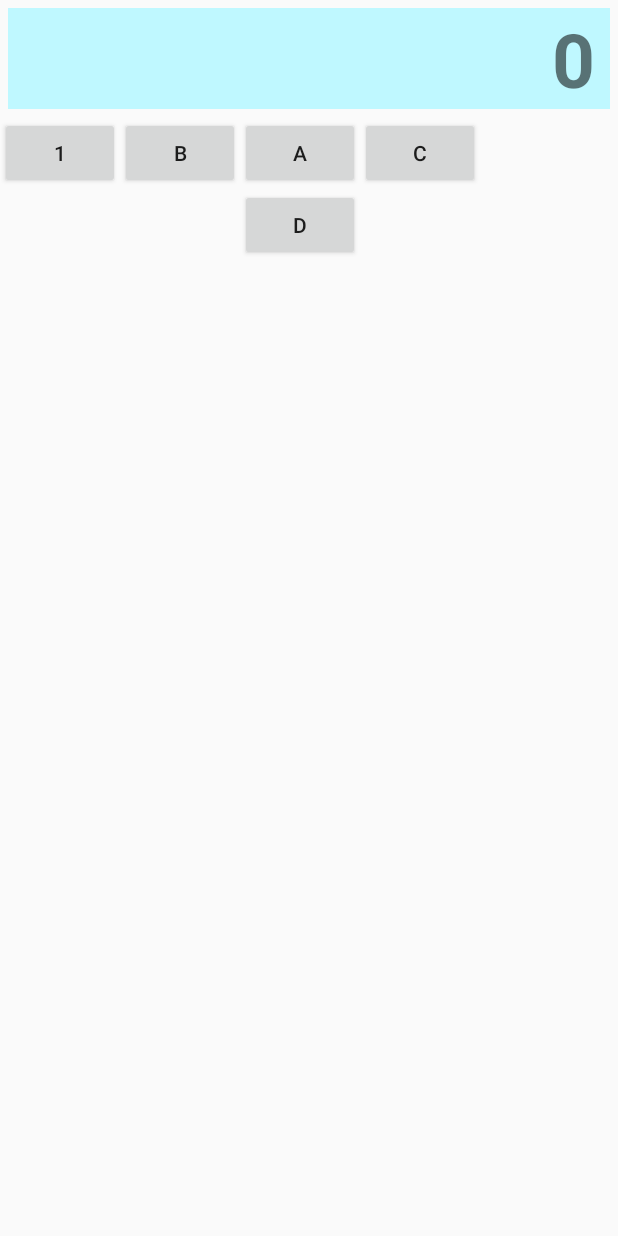
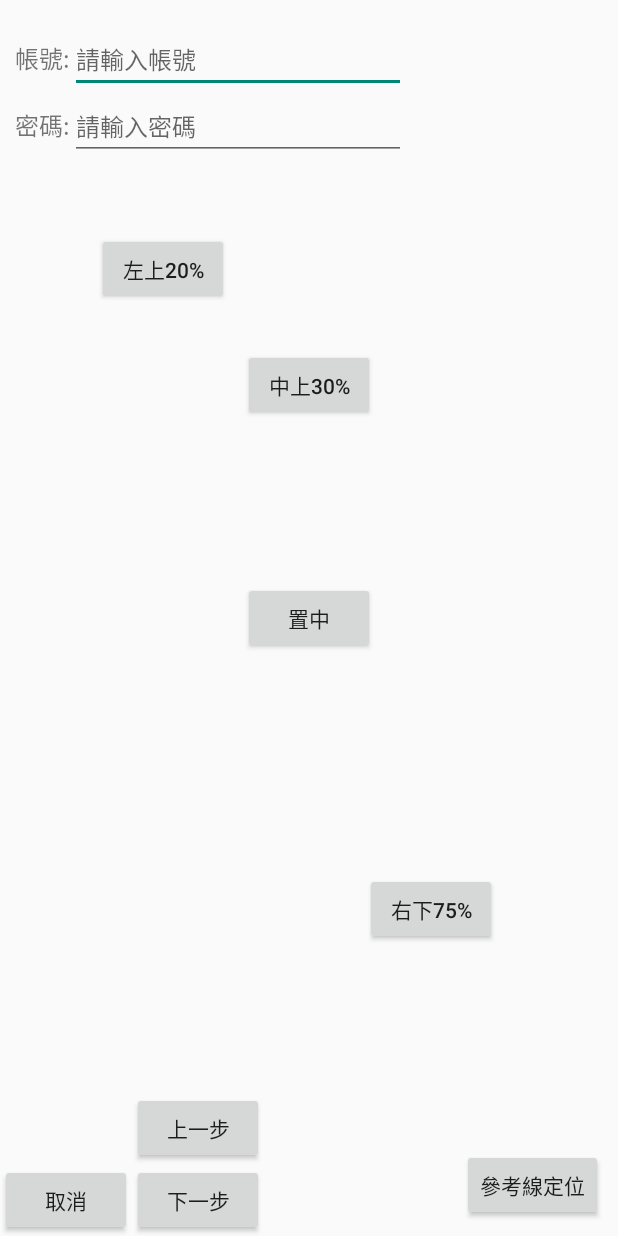
Before and after one commit to cv33301/APP-, an Android app: the screen it shows after launch (MainActivity), on a phone screen of 412 x 824 dp. Run offline under Robolectric (Android 15) with nearby library versions, the phone set to English and light mode, and no system bars.

Commit message:
no message

```diff
--- a/app/src/main/java/com/example/application1/MainActivity.java
+++ b/app/src/main/java/com/example/application1/MainActivity.java
@@ -15,7 +15,7 @@ public class MainActivity extends AppCompatActivity {
         super.onCreate(savedInstanceState);
         EdgeToEdge.enable(this);
           //setContentView(R.layout.activity_main);
-          setContentView(R.layout.actiuity_gridlayout_special);
+          setContentView(R.layout.activity_constraintlayout2);
 //        ViewCompat.setOnApplyWindowInsetsListener(findViewById(R.id.main), (v, insets) -> {
 //            Insets systemBars = insets.getInsets(WindowInsetsCompat.Type.systemBars());
 //            v.setPadding(systemBars.left, systemBars.top, systemBars.right, systemBars.bottom);
--- /dev/null
+++ b/app/src/main/res/layout/activity_constraintlayout2.xml
@@ -0,0 +1,157 @@
+<?xml version="1.0" encoding="utf-8"?>
+<androidx.constraintlayout.widget.ConstraintLayout xmlns:android="http://schemas.android.com/apk/res/android"
+    xmlns:app="http://schemas.android.com/apk/res-auto"
+    xmlns:tools="http://schemas.android.com/tools"
+    android:id="@+id/main"
+    android:layout_width="match_parent"
+    android:layout_height="match_parent"
+    app:layout_constraintBottom_toBottomOf="parent"
+    app:layout_constraintLeft_toLeftOf="parent">
+
+
+    <Button
+        android:id="@+id/button_cancel_01"
+        android:layout_width="wrap_content"
+        android:layout_height="wrap_content"
+        android:text="取消"
+        app:layout_constraintBottom_toBottomOf="parent"
+        app:layout_constraintLeft_toLeftOf="parent" />
+
+    <Button
+        android:id="@+id/button_next_01"
+        android:layout_width="wrap_content"
+        android:layout_height="wrap_content"
+        android:text="下一步"
+        app:layout_constraintBottom_toBottomOf="parent"
+        app:layout_constraintStart_toEndOf="@+id/button_cancel_01" />
+
+    <Button
+        android:id="@+id/button_back_01"
+        android:layout_width="wrap_content"
+        android:layout_height="wrap_content"
+        android:text="上一步"
+        app:layout_constraintBottom_toTopOf="@+id/button_next_01"
+        app:layout_constraintStart_toEndOf="@+id/button_cancel_01" />
+
+    <Button
+        android:id="@+id/button_right_up_01"
+        android:layout_width="wrap_content"
+        android:layout_height="wrap_content"
+        android:text="置中"
+        app:layout_constraintBottom_toBottomOf="parent"
+        app:layout_constraintEnd_toEndOf="parent"
+        app:layout_constraintStart_toStartOf="parent"
+        app:layout_constraintTop_toTopOf="parent" />
+
+    <Button
+        android:id="@+id/button_center_up30"
+        android:layout_width="wrap_content"
+        android:layout_height="wrap_content"
+        android:text="中上30%"
+        app:layout_constraintBottom_toBottomOf="parent"
+        app:layout_constraintEnd_toEndOf="parent"
+        app:layout_constraintStart_toStartOf="parent"
+        app:layout_constraintTop_toTopOf="parent"
+        app:layout_constraintVertical_bias="0.3" />
+
+    <Button
+        android:id="@+id/button_center_left20"
+        android:layout_width="wrap_content"
+        android:layout_height="wrap_content"
+        android:text="左上20%"
+        app:layout_constraintBottom_toBottomOf="parent"
+        app:layout_constraintEnd_toEndOf="parent"
+        app:layout_constraintHorizontal_bias="0.2"
+        app:layout_constraintStart_toStartOf="parent"
+        app:layout_constraintTop_toTopOf="parent"
+        app:layout_constraintVertical_bias="0.2" />
+
+    <Button
+        android:id="@+id/button_right_down75"
+        android:layout_width="wrap_content"
+        android:layout_height="wrap_content"
+        android:text="右下75%"
+        app:layout_constraintBottom_toBottomOf="parent"
+        app:layout_constraintEnd_toEndOf="parent"
+        app:layout_constraintHorizontal_bias="0.75"
+        app:layout_constraintStart_toStartOf="parent"
+        app:layout_constraintTop_toTopOf="parent"
+        app:layout_constraintVertical_bias="0.75" />
+
+    <androidx.constraintlayout.widget.Guideline
+        android:id="@+id/guideline_v_01"
+        android:layout_width="wrap_content"
+        android:layout_height="wrap_content"
+        android:orientation="vertical"
+        app:layout_constraintGuide_begin="10dp" />
+
+    <androidx.constraintlayout.widget.Guideline
+        android:id="@+id/guideline_v_02"
+        android:layout_width="wrap_content"
+        android:layout_height="wrap_content"
+        android:orientation="vertical"
+        app:layout_constraintGuide_end="10dp" />
+
+    <androidx.constraintlayout.widget.Guideline
+        android:id="@+id/guideline_h_01"
+        android:layout_width="wrap_content"
+        android:layout_height="wrap_content"
+        android:orientation="horizontal"
+        app:layout_constraintBaseline_toBaselineOf="@id/edittext_password"
+        app:layout_constraintGuide_percent="0.020637898" />
+
+    <androidx.constraintlayout.widget.Guideline
+        android:id="@+id/guideline_h_02"
+        android:layout_width="wrap_content"
+        android:layout_height="wrap_content"
+        android:orientation="horizontal"
+        app:layout_constraintGuide_end="10dp" />
+
+    <Button
+        android:id="@+id/button_guideline_end"
+        android:layout_width="wrap_content"
+        android:layout_height="wrap_content"
+        android:text="參考線定位"
+        app:layout_constraintBottom_toTopOf="@+id/guideline_h_02"
+        app:layout_constraintEnd_toStartOf="@+id/guideline_v_02" />
+
+    <TextView
+        android:id="@+id/textView_id"
+        android:layout_width="wrap_content"
+        android:layout_height="wrap_content"
+        android:text="帳號:"
+        android:textSize="16sp"
+        app:layout_constraintBaseline_toBaselineOf="@id/edittext_id"
+        app:layout_constraintStart_toStartOf="@+id/guideline_v_01" />
+
+    <EditText
+        android:id="@+id/edittext_id"
+        android:layout_width="wrap_content"
+        android:layout_height="wrap_content"
+        android:ems="12"
+        android:hint="請輸入帳號"
+        android:inputType="text"
+        android:textSize="16sp"
+        app:layout_constraintStart_toEndOf="@+id/textView_id"
+        app:layout_constraintTop_toTopOf="@+id/guideline_h_01" />
+
+    <TextView
+        android:id="@+id/textView_password"
+        android:layout_width="wrap_content"
+        android:layout_height="wrap_content"
+        android:text="密碼:"
+        android:textSize="16sp"
+        app:layout_constraintBaseline_toBaselineOf="@id/edittext_password"
+        app:layout_constraintStart_toStartOf="@+id/guideline_v_01" />
+
+    <EditText
+        android:id="@+id/edittext_password"
+        android:layout_width="wrap_content"
+        android:layout_height="wrap_content"
+        android:ems="12"
+        android:hint="請輸入密碼"
+        android:inputType="text"
+        android:textSize="16sp"
+        app:layout_constraintStart_toEndOf="@+id/textView_password"
+        app:layout_constraintTop_toBottomOf="@+id/edittext_id" />
+</androidx.constraintlayout.widget.ConstraintLayout>
```
Also changed, not shown: app/src/main/res/layout/actiuity_gridlayout2.xml (added, +64 -0 lines), app/src/main/res/layout/activity_constraintlayout.xml (added, +177 -0 lines).
